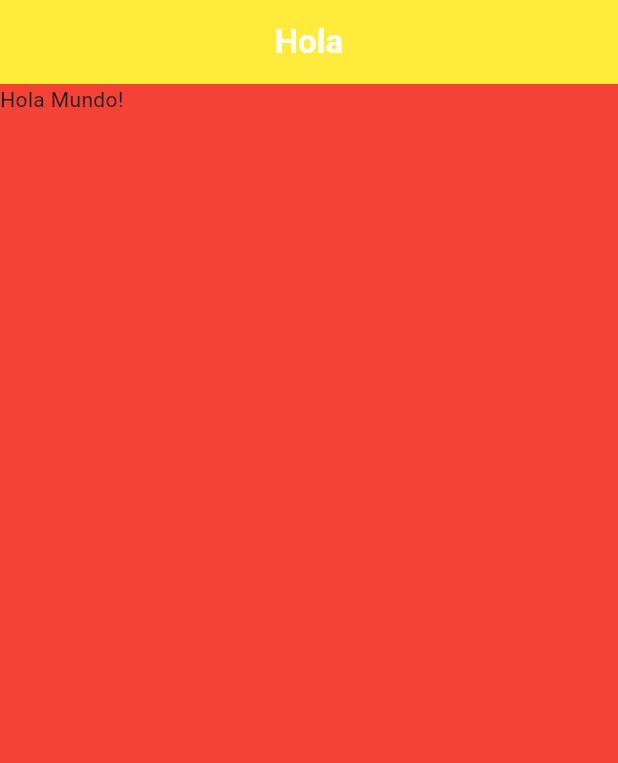
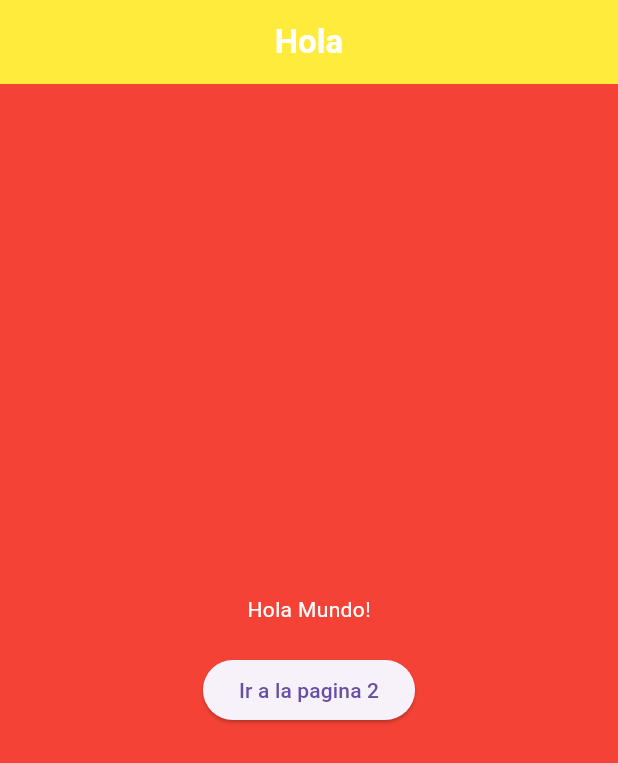
Before and after one commit to theRightHooprod/flutter_basics, a Flutter app: the screen it shows after launch, on a phone screen of 412 x 824 dp. Shown: the top 763 px of the screen. Run offline on Flutter 3.47's test engine with Material 3 defaults, Android fonts, the light colour scheme and no system bars.

Commit message:
first day

```diff
--- a/lib/main.dart
+++ b/lib/main.dart
@@ -1,7 +1,9 @@
 import 'package:flutter/material.dart';
 
 void main() {
-  runApp(const Principal());
+  runApp(const MaterialApp(
+    debugShowCheckedModeBanner: false,
+    home: Principal()));
 }
 
 class Principal extends StatelessWidget {
@@ -9,8 +11,7 @@ class Principal extends StatelessWidget {
 
   @override
   Widget build(BuildContext context) {
-    return MaterialApp(
-      home: Scaffold(
+    return Scaffold(
         backgroundColor: Colors.red,
         appBar: AppBar(
           foregroundColor: Colors.white,
@@ -21,8 +22,40 @@ class Principal extends StatelessWidget {
           )),
           backgroundColor: Colors.yellow,
         ),
-        body: const Text('Hola Mundo!'),
-      ),
-    );
+        body: Center(
+          child: Column(
+            mainAxisAlignment: MainAxisAlignment.center,
+            crossAxisAlignment: CrossAxisAlignment.center,
+            children: [
+              const Text('Hola Mundo!', style: TextStyle(color: Colors.white),),
+              const SizedBox(height: 20,),
+              ElevatedButton(
+                onPressed: () {
+                  Navigator.push(
+                    context,
+                    MaterialPageRoute(
+                      builder: (context) => const PaginaDos()),
+                  );
+                },
+                child: const Text('Ir a la pagina 2'),
+              )
+            ],
+          ),
+        ));
   }
 }
+
+class PaginaDos extends StatelessWidget {
+  const PaginaDos({super.key});
+
+  @override
+  Widget build(BuildContext context) {
+    return Scaffold(
+        appBar: AppBar(
+          title: const Text('Pagina Dos'),
+        ),
+        body: const Center(
+          child: Text('Pagina Dos'),
+        ));
+  }
+}
```
